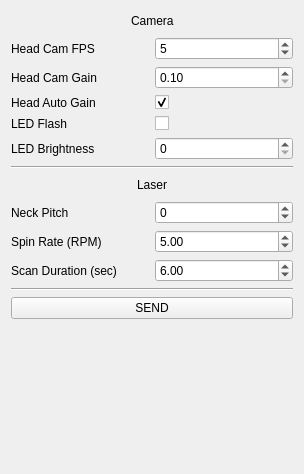
This is software/ddapp/src/app/ddMultisense.ui in openhumanoids/oh-distro as Qt 5 draws it before an edit. The edited form follows.
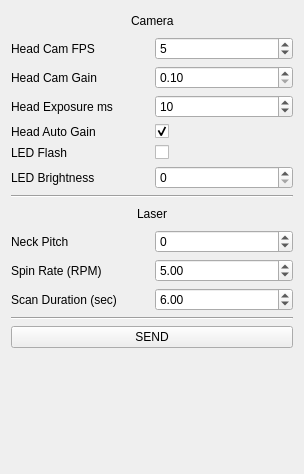
This is the edited form.

Commit message: updated ui to include multisense exposure setting

Patch:
```diff
--- a/software/ddapp/src/app/ddMultisense.ui
+++ b/software/ddapp/src/app/ddMultisense.ui
@@ -66,13 +66,6 @@
        </property>
       </widget>
      </item>
-     <item row="2" column="0">
-      <widget class="QLabel" name="headAutoGain">
-       <property name="text">
-        <string>Head Auto Gain</string>
-       </property>
-      </widget>
-     </item>
      <item row="0" column="0">
       <widget class="QLabel" name="headCamFps">
        <property name="text">
@@ -80,7 +73,7 @@
        </property>
       </widget>
      </item>
-     <item row="2" column="1">
+     <item row="3" column="1">
       <widget class="QCheckBox" name="headAutoGainCheck">
        <property name="text">
         <string/>
@@ -100,6 +93,20 @@
        </property>
       </widget>
      </item>
+     <item row="4" column="1">
+      <widget class="QCheckBox" name="ledOnCheck">
+       <property name="text">
+        <string/>
+       </property>
+      </widget>
+     </item>
+     <item row="4" column="0">
+      <widget class="QLabel" name="ledOn">
+       <property name="text">
+        <string>LED Flash</string>
+       </property>
+      </widget>
+     </item>
      <item row="1" column="0">
       <widget class="QLabel" name="headCamGain">
        <property name="text">
@@ -107,28 +114,14 @@
        </property>
       </widget>
      </item>
-     <item row="3" column="0">
-      <widget class="QLabel" name="ledOn">
-       <property name="text">
-        <string>LED Flash</string>
-       </property>
-      </widget>
-     </item>
-     <item row="3" column="1">
-      <widget class="QCheckBox" name="ledOnCheck">
-       <property name="text">
-        <string/>
-       </property>
-      </widget>
-     </item>
-     <item row="4" column="0">
+     <item row="5" column="0">
       <widget class="QLabel" name="ledBrightness">
        <property name="text">
         <string>LED Brightness</string>
        </property>
       </widget>
      </item>
-     <item row="4" column="1">
+     <item row="5" column="1">
       <widget class="QSpinBox" name="ledBrightnessSpinner">
        <property name="maximum">
         <number>100</number>
@@ -138,6 +131,30 @@
        </property>
       </widget>
      </item>
+     <item row="2" column="1">
+      <widget class="QSpinBox" name="headCamExposureSpinner">
+       <property name="maximum">
+        <number>1000</number>
+       </property>
+       <property name="value">
+        <number>10</number>
+       </property>
+      </widget>
+     </item>
+     <item row="3" column="0">
+      <widget class="QLabel" name="headAutoGain">
+       <property name="text">
+        <string>Head Auto Gain</string>
+       </property>
+      </widget>
+     </item>
+     <item row="2" column="0">
+      <widget class="QLabel" name="headCamExposure">
+       <property name="text">
+        <string>Head Exposure ms</string>
+       </property>
+      </widget>
+     </item>
     </layout>
    </item>
    <item>
```
The commit also changes 2 other files.
